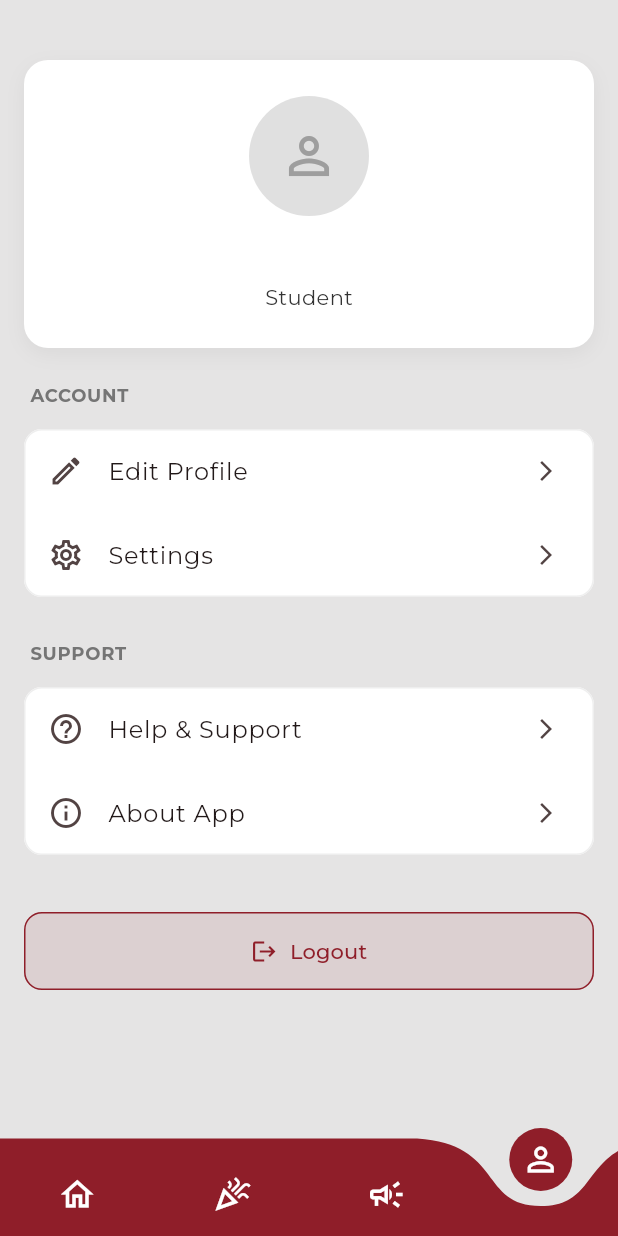
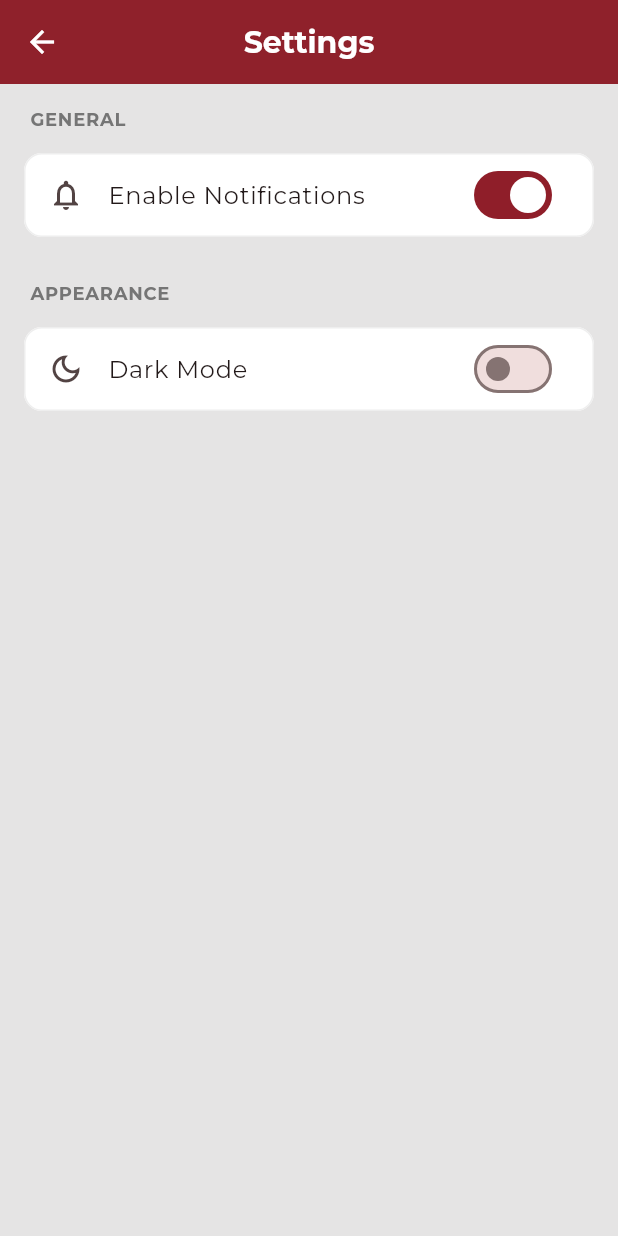
Before and after one commit to Dev-Aziii/um_connect, a Flutter app: the screen it shows once a user with an empty profile is signed in, item 4 of the bottom bar chosen, after a tap on "Settings", on a phone screen of 412 x 824 dp. Run offline on Flutter 3.47's test engine with Material 3 defaults, Android fonts, the light colour scheme and no system bars; drawn by our look-alikes of curved_navigation_bar; our stand-ins replace cloud_firestore, firebase_auth, firebase_core, flutter_riverpod, go_router, google_fonts and 1 more; accounts and stored records are empty.

Commit message:
Add SettingsScreen and integrate navigation from ProfileScreen; update app router for new settings route

```diff
--- a/lib/core/config/app_router.dart
+++ b/lib/core/config/app_router.dart
@@ -5,6 +5,7 @@ import 'package:um_connect/features/auth/screens/login_screen.dart';
 import 'package:um_connect/features/auth/screens/splash_screen.dart';
 import 'package:um_connect/features/events/screens/event_detail_screen.dart';
 import 'package:um_connect/features/home/screens/main_nav_screen.dart';
+import 'package:um_connect/features/settings/screens/settings_screen.dart';
 import 'package:um_connect/providers/auth_provider.dart';
 
 final goRouterProvider = Provider<GoRouter>((ref) {
@@ -21,7 +22,6 @@ final goRouterProvider = Provider<GoRouter>((ref) {
       GoRoute(
         path: '/home',
         builder: (context, state) => const MainNavScreen(),
-        // Define sub-routes for detail screens
         routes: [
           GoRoute(
             path: 'event/:id',
@@ -30,13 +30,16 @@ final goRouterProvider = Provider<GoRouter>((ref) {
               return EventDetailScreen(eventId: eventId);
             },
           ),
-          // --- NEW ROUTE ---
           GoRoute(
             path: 'announcement/:id',
             builder: (context, state) {
               final announcementId = state.pathParameters['id']!;
               return AnnouncementDetailScreen(announcementId: announcementId);
             },
+          ),
+          GoRoute(
+            path: 'settings',
+            builder: (context, state) => const SettingsScreen(),
           ),
         ],
       ),
--- a/lib/features/profile/screens/profile_screen.dart
+++ b/lib/features/profile/screens/profile_screen.dart
@@ -1,5 +1,6 @@
 import 'package:flutter/material.dart';
 import 'package:flutter_riverpod/flutter_riverpod.dart';
+import 'package:go_router/go_router.dart';
 import 'package:um_connect/providers/auth_provider.dart';
 
 class ProfileScreen extends ConsumerWidget {
@@ -14,7 +15,6 @@ class ProfileScreen extends ConsumerWidget {
       body: user == null
           ? const Center(child: CircularProgressIndicator())
           : ListView(
-              // Added top padding for better spacing
               padding: const EdgeInsets.fromLTRB(16.0, 40.0, 16.0, 16.0),
               children: [
                 // --- User Header ---
@@ -50,7 +50,7 @@ class ProfileScreen extends ConsumerWidget {
                         ),
                       ),
                       Text(
-                        'Student', // Placeholder for user role
+                        'Student',
                         style: Theme.of(context).textTheme.bodyMedium,
                       ),
                     ],
@@ -79,7 +79,7 @@ class ProfileScreen extends ConsumerWidget {
                         icon: Icons.settings_outlined,
                         title: 'Settings',
                         onTap: () {
-                          // TODO: Implement Settings page
+                          context.go('/home/settings');
                         },
                       ),
                     ],
--- /dev/null
+++ b/lib/features/settings/screens/settings_screen.dart
@@ -0,0 +1,85 @@
+import 'package:flutter/material.dart';
+
+class SettingsScreen extends StatefulWidget {
+  const SettingsScreen({super.key});
+
+  @override
+  State<SettingsScreen> createState() => _SettingsScreenState();
+}
+
+class _SettingsScreenState extends State<SettingsScreen> {
+  bool _notificationsEnabled = true;
+  bool _darkModeEnabled = false;
+
+  @override
+  Widget build(BuildContext context) {
+    return Scaffold(
+      appBar: AppBar(title: const Text('Settings')),
+      body: ListView(
+        padding: const EdgeInsets.all(16.0),
+        children: [
+          _buildSectionHeader(context, 'General'),
+          Card(
+            elevation: 0,
+            shape: RoundedRectangleBorder(
+              borderRadius: BorderRadius.circular(12),
+              side: BorderSide(color: Colors.grey.shade200),
+            ),
+            child: Column(
+              children: [
+                SwitchListTile(
+                  title: const Text('Enable Notifications'),
+                  secondary: const Icon(Icons.notifications_outlined),
+                  value: _notificationsEnabled,
+                  onChanged: (bool value) {
+                    setState(() {
+                      _notificationsEnabled = value;
+                      // TODO: Save notification preference
+                    });
+                  },
+                ),
+              ],
+            ),
+          ),
+          const SizedBox(height: 24),
+          _buildSectionHeader(context, 'Appearance'),
+          Card(
+            elevation: 0,
+            shape: RoundedRectangleBorder(
+              borderRadius: BorderRadius.circular(12),
+              side: BorderSide(color: Colors.grey.shade200),
+            ),
+            child: Column(
+              children: [
+                SwitchListTile(
+                  title: const Text('Dark Mode'),
+                  secondary: const Icon(Icons.dark_mode_outlined),
+                  value: _darkModeEnabled,
+                  onChanged: (bool value) {
+                    setState(() {
+                      _darkModeEnabled = value;
+                      // TODO: Implement theme switching logic
+                    });
+                  },
+                ),
+              ],
+            ),
+          ),
+        ],
+      ),
+    );
+  }
+
+  Widget _buildSectionHeader(BuildContext context, String title) {
+    return Padding(
+      padding: const EdgeInsets.only(left: 4.0, bottom: 8.0),
+      child: Text(
+        title.toUpperCase(),
+        style: Theme.of(context).textTheme.labelMedium?.copyWith(
+          fontWeight: FontWeight.bold,
+          color: Colors.grey.shade600,
+        ),
+      ),
+    );
+  }
+}
```
